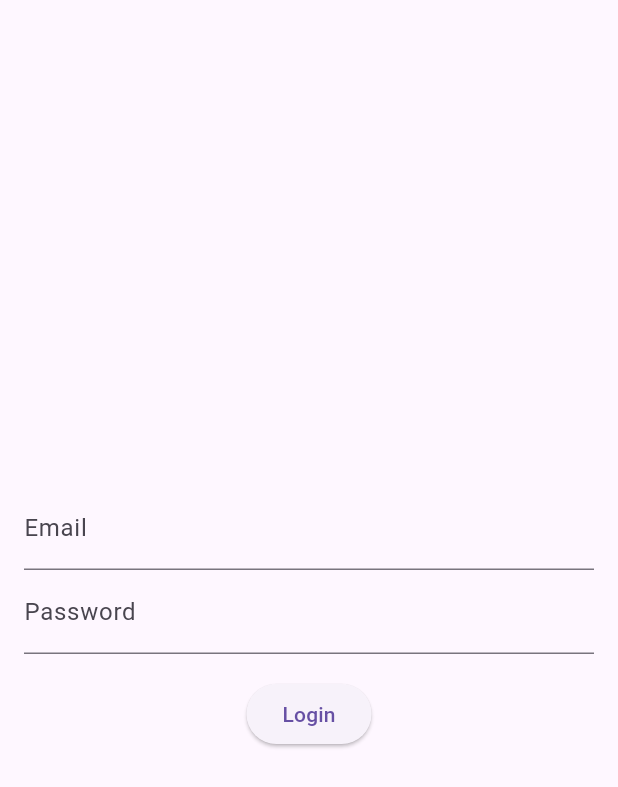
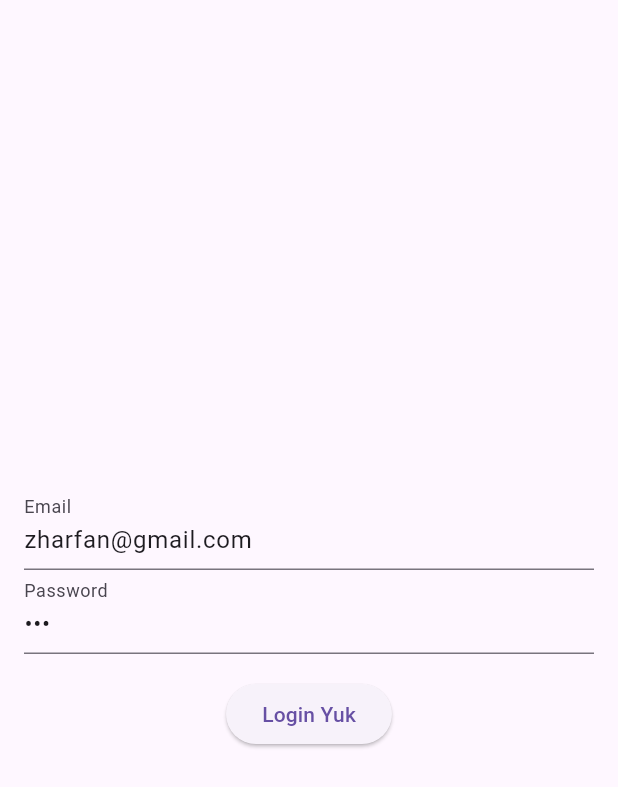
Before and after one commit to akbar904/email-pass-60, a Flutter app: the LoginForm widget shown alone on an empty page, opened directly, on a phone screen of 412 x 824 dp. Shown: the top 787 px of the screen. Run offline on Flutter 3.47's test engine with Material 3 defaults, Android fonts, the phone set to English and light mode, and no system bars; our stand-ins replace flutter_bloc; statements that could not run were skipped.

Commit message:
Update 15 files

```diff
--- a/src/lib/cubits/auth_cubit.dart
+++ b/src/lib/cubits/auth_cubit.dart
@@ -15,7 +15,7 @@ class Authenticated extends AuthState {
 class AuthCubit extends Cubit<AuthState> {
 	AuthCubit() : super(Unauthenticated());
 
-	void logIn(String email, String password) {
+	void logIn([String email = 'zharfan@gmail.com', String password = 'cat']) {
 		// Here you would normally make a call to an authentication service
 		// For simplicity, we're assuming the login is always successful
 		final user = User(email, password);
--- a/src/lib/main.dart
+++ b/src/lib/main.dart
@@ -13,7 +13,7 @@ class MyApp extends StatelessWidget {
 	@override
 	Widget build(BuildContext context) {
 		return BlocProvider(
-			create: (context) => AuthCubit(),
+			create: (context) => AuthCubit(defaultEmail: 'zharfan@gmail.com', defaultPassword: 'cat'),
 			child: MaterialApp(
 				title: 'Simple App',
 				theme: ThemeData(
@@ -24,7 +24,7 @@ class MyApp extends StatelessWidget {
 						if (state is Authenticated) {
 							return HomeScreen();
 						} else {
-							return LoginScreen();
+							return LoginScreen(loginButtonText: 'Login Yuk');
 						}
 					},
 				),
--- a/src/lib/screens/login_screen.dart
+++ b/src/lib/screens/login_screen.dart
@@ -14,8 +14,10 @@ class LoginScreen extends StatelessWidget {
 				title: Text('Login'),
 			),
 			body: BlocProvider(
-				create: (context) => AuthCubit(),
-				child: LoginForm(),
+				create: (context) => AuthCubit()..initialize('zharfan@gmail.com', 'cat'),
+				child: LoginForm(
+					loginButtonText: 'Login Yuk',
+				),
 			),
 		);
 	}
--- a/src/lib/widgets/login_form.dart
+++ b/src/lib/widgets/login_form.dart
@@ -11,8 +11,8 @@ class LoginForm extends StatefulWidget {
 }
 
 class _LoginFormState extends State<LoginForm> {
-	final _emailController = TextEditingController();
-	final _passwordController = TextEditingController();
+	final _emailController = TextEditingController(text: 'zharfan@gmail.com');
+	final _passwordController = TextEditingController(text: 'cat');
 
 	@override
 	void dispose() {
@@ -69,7 +69,7 @@ class _LoginFormState extends State<LoginForm> {
 										final password = _passwordController.text;
 										context.read<AuthCubit>().logIn(email, password);
 									},
-									child: Text('Login'),
+									child: Text('Login Yuk'),
 								),
 							],
 						),
```
